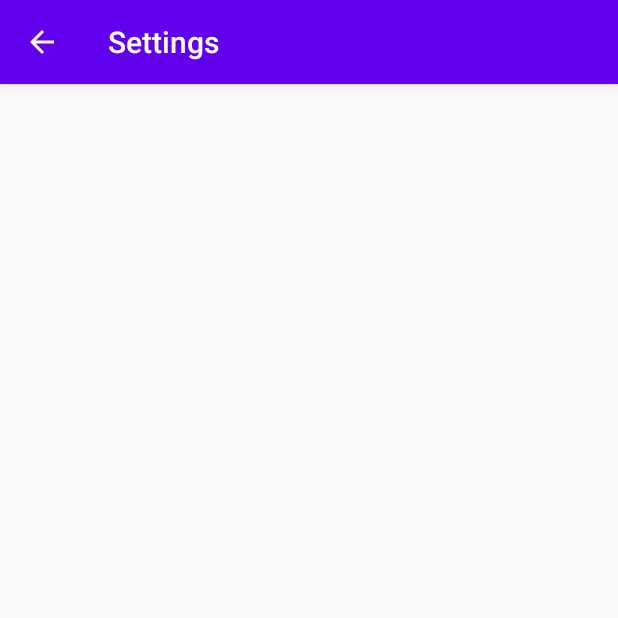
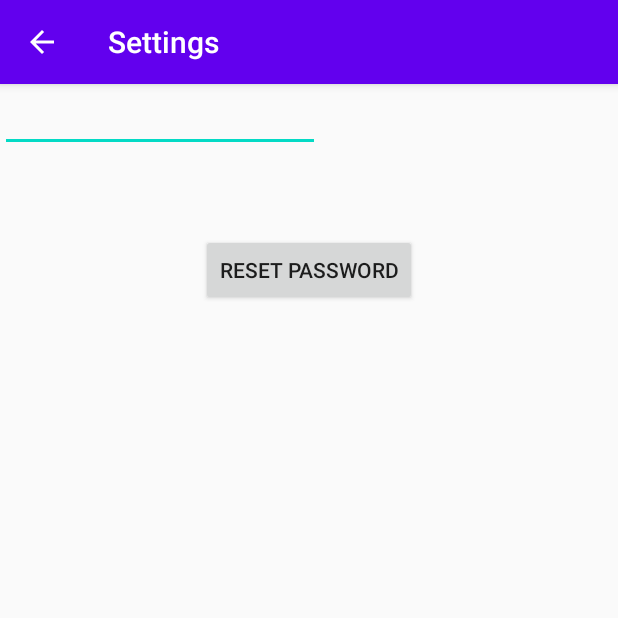
Before and after one commit to DaneYvanToualeuDjieukam/390Project, an Android app: the Settings screen opened directly, with no data from a screen before it, on a phone screen of 412 x 824 dp, the top half of it. Run offline under Robolectric (Android 15) with nearby library versions, the phone set to English and light mode, and no system bars; our stand-ins replace Firebase (no records; nobody signed in at launch, a user with empty details on screens opened directly).

Commit message:
settings

```diff
--- a/app/src/main/AndroidManifest.xml
+++ b/app/src/main/AndroidManifest.xml
@@ -29,6 +29,9 @@
         android:roundIcon="@mipmap/ic_launcher_round"
         android:supportsRtl="true"
         android:theme="@style/AppTheme">
+
+        <service android:name=".database.MyService"/>
+
         <activity
             android:name=".modules.Settings"
             android:parentActivityName=".modules.RegisterActivity"></activity>
--- a/app/src/main/java/com/example/project_v1/modules/DeviceManagement.java
+++ b/app/src/main/java/com/example/project_v1/modules/DeviceManagement.java
@@ -54,6 +54,8 @@ public class DeviceManagement extends AppCompatActivity {
     final myAdapter arrayAdapter = new myAdapter();
     protected List<ViewHolder> viewHolderList;
 
+    String emaill;
+
     @Override
     protected void onCreate(Bundle savedInstanceState) {
         super.onCreate(savedInstanceState);
@@ -77,6 +79,7 @@ public class DeviceManagement extends AppCompatActivity {
         //retrieve the user email
         Intent intent = getIntent();
         userID = intent.getStringExtra(("userID"));        //all user shall have one and only one email
+        emaill =userID;
 
         //determine if there are any devices related to the user.
         //        //if yes, show them all
@@ -198,12 +201,12 @@ managerCompat.notify(999,builder.build());
 
 
 
-
     public void accessSettings(){
         settingsButton.setOnClickListener(new View.OnClickListener() {
             @Override
             public void onClick(View v) {
                 Intent intent  = new Intent(DeviceManagement.this,Settings.class);
+                intent.putExtra("userID",emaill);
                 startActivity(intent);
             }
         });
--- a/app/src/main/java/com/example/project_v1/modules/Settings.java
+++ b/app/src/main/java/com/example/project_v1/modules/Settings.java
@@ -2,19 +2,59 @@ package com.example.project_v1.modules;
 
 import androidx.appcompat.app.AppCompatActivity;
 
+import android.content.Intent;
 import android.os.Bundle;
+import android.view.View;
+import android.widget.Button;
+import android.widget.EditText;
 
 import com.example.project_v1.R;
+import com.google.firebase.database.DatabaseReference;
+import com.google.firebase.database.FirebaseDatabase;
 
 public class Settings extends AppCompatActivity {
+
+    private FirebaseDatabase database;                          //All database data
+    private DatabaseReference mDatabase;                        //user's info (name, email, password and devices)
+    private static final String USER = "user";
+    private  String userID;
 
     @Override
     protected void onCreate(Bundle savedInstanceState) {
         super.onCreate(savedInstanceState);
         setContentView(R.layout.activity_settings);
 
+        //Database related
+        database = FirebaseDatabase.getInstance();
+        mDatabase = database.getReference(USER);
+
+        Intent intent = getIntent();
+        userID = intent.getStringExtra(("userID"));
+
+
+        Button resetPasswordButton;
+        EditText emailEditText;
+
+        resetPasswordButton = findViewById(R.id.resetPasswordButton);
+        emailEditText = findViewById(R.id.emailEditText);
+
+
         getSupportActionBar().setTitle("Settings");
         getSupportActionBar().setDisplayHomeAsUpEnabled(true);
 
+        emailEditText.setText(userID);
+
+
+        resetPasswordButton.setOnClickListener(new View.OnClickListener() {
+            @Override
+            public void onClick(View view) {
+
+
+
+
+
+            }
+        });
+
     }
 }
--- a/app/src/main/res/layout/activity_settings.xml
+++ b/app/src/main/res/layout/activity_settings.xml
@@ -1,9 +1,25 @@
 <?xml version="1.0" encoding="utf-8"?>
-<androidx.constraintlayout.widget.ConstraintLayout xmlns:android="http://schemas.android.com/apk/res/android"
+<RelativeLayout xmlns:android="http://schemas.android.com/apk/res/android"
     xmlns:app="http://schemas.android.com/apk/res-auto"
     xmlns:tools="http://schemas.android.com/tools"
     android:layout_width="match_parent"
     android:layout_height="match_parent"
     tools:context=".modules.Settings">
 
-</androidx.constraintlayout.widget.ConstraintLayout>
+    <EditText
+        android:id="@+id/emailEditText"
+        android:layout_width="wrap_content"
+        android:layout_height="wrap_content"
+        android:ems="10"
+
+        android:inputType="textPersonName"
+        android:text="Email" />
+
+    <Button
+        android:id="@+id/resetPasswordButton"
+        android:layout_width="wrap_content"
+        android:layout_centerHorizontal="true"
+        android:layout_marginTop="100dp"
+        android:layout_height="wrap_content"
+        android:text="Reset Password" />
+</RelativeLayout>
```
Also changed, not shown: app/src/main/java/com/example/project_v1/database/MyService.java (added, +131 -0 lines), app/src/main/java/com/example/project_v1/modules/MainActivity.java (+14 -0 lines).
